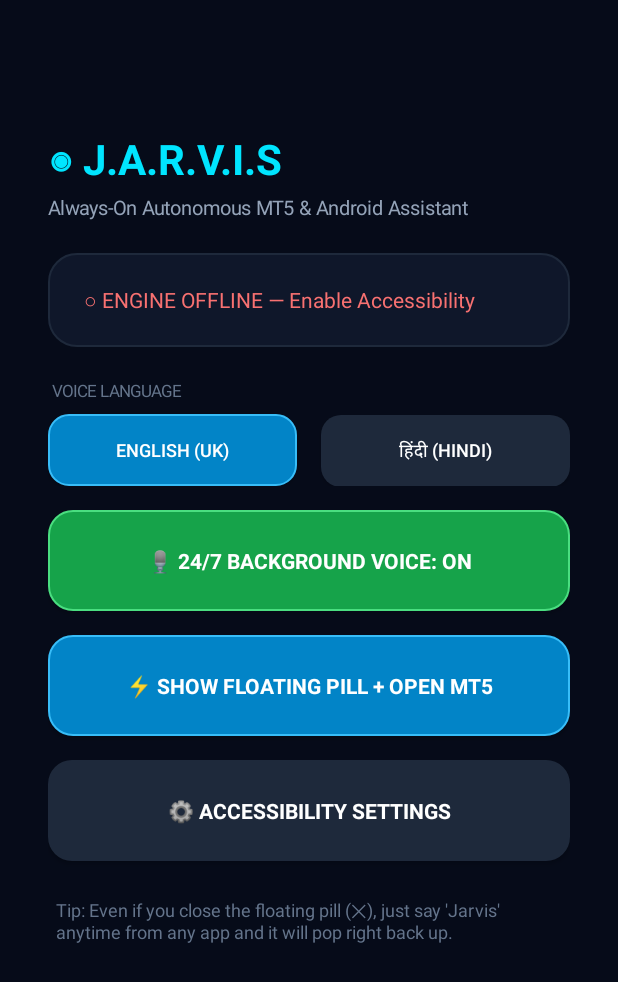
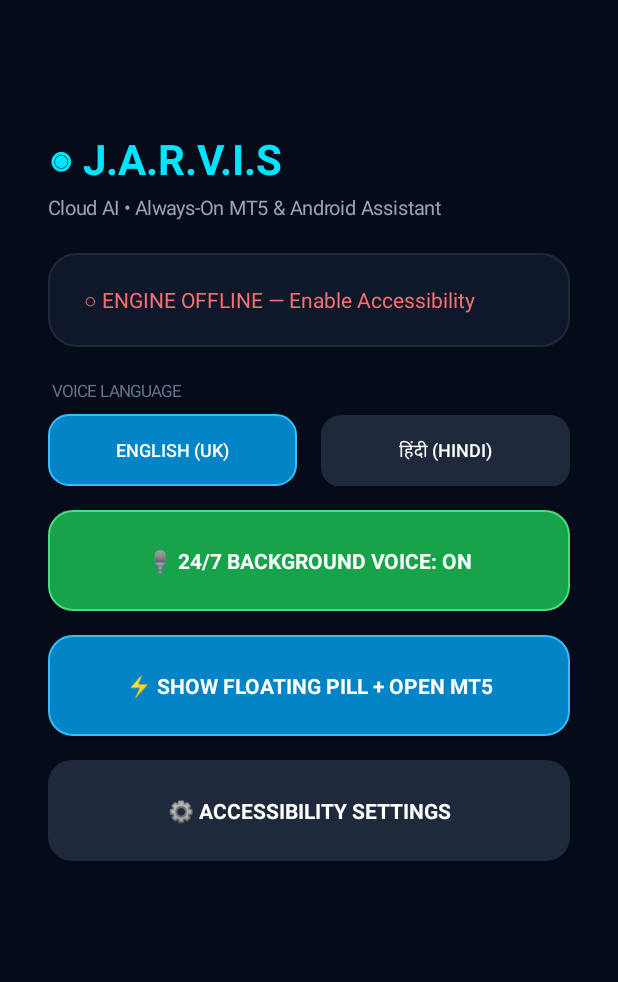
Before and after one commit to ZaminZaidi/MT5_AI_AGENT, an Android app: the screen it shows after launch (MainActivity), on a phone screen of 412 x 824 dp. Shown: the top 982 px of the screen. Run offline under Robolectric (Android 15) with nearby library versions, the phone set to English and light mode, and no system bars.

Commit message:
Update UI text for Cloud AI assistant

```diff
--- a/app/src/main/java/com/mt5/aiagent/MainActivity.kt
+++ b/app/src/main/java/com/mt5/aiagent/MainActivity.kt
@@ -52,13 +52,12 @@ class MainActivity : AppCompatActivity() {
         }
 
         val sub = TextView(this).apply {
-            text = "Always-On Autonomous MT5 & Android Assistant"
+            text = "Cloud AI • Always-On MT5 & Android Assistant"
             setTextColor(Color.parseColor("#94A3B8"))
             textSize = 13f
             setPadding(0, 6, 0, 32)
         }
 
-        // Clean Status Card
         val statusCard = LinearLayout(this).apply {
             orientation = LinearLayout.VERTICAL
             background = bg("#0F172A", 28f, "#1E293B")
@@ -67,7 +66,6 @@ class MainActivity : AppCompatActivity() {
         statusTv = TextView(this).apply { textSize = 14f }
         statusCard.addView(statusTv)
 
-        // Language Toggle
         val langLabel = TextView(this).apply {
             text = "VOICE LANGUAGE"
             setTextColor(Color.parseColor("#64748B"))
@@ -141,13 +139,6 @@ class MainActivity : AppCompatActivity() {
             startActivity(Intent(Settings.ACTION_ACCESSIBILITY_SETTINGS))
         }
 
-        val tipTv = TextView(this).apply {
-            text = "Tip: Even if you close the floating pill (✕), just say 'Jarvis' anytime from any app and it will pop right back up."
-            setTextColor(Color.parseColor("#64748B"))
-            textSize = 12f
-            setPadding(8, 36, 8, 0)
-        }
-
         layout.addView(title)
         layout.addView(sub)
         layout.addView(statusCard)
@@ -156,7 +147,6 @@ class MainActivity : AppCompatActivity() {
         layout.addView(btnAlwaysOn)
         layout.addView(btnShowPill)
         layout.addView(btnAcc)
-        layout.addView(tipTv)
 
         scroll.addView(layout)
         setContentView(scroll)
@@ -177,7 +167,7 @@ class MainActivity : AppCompatActivity() {
         super.onResume()
         val running = MT5AgentService.instance != null
         statusTv.text = if (running) {
-            "● JARVIS 24/7 ENGINE ACTIVE\n${MT5AgentService.lastBalanceSummary}"
+            "● JARVIS CLOUD AI READY\n${MT5AgentService.lastBalanceSummary}"
         } else {
             "○ ENGINE OFFLINE — Enable Accessibility"
         }
```
